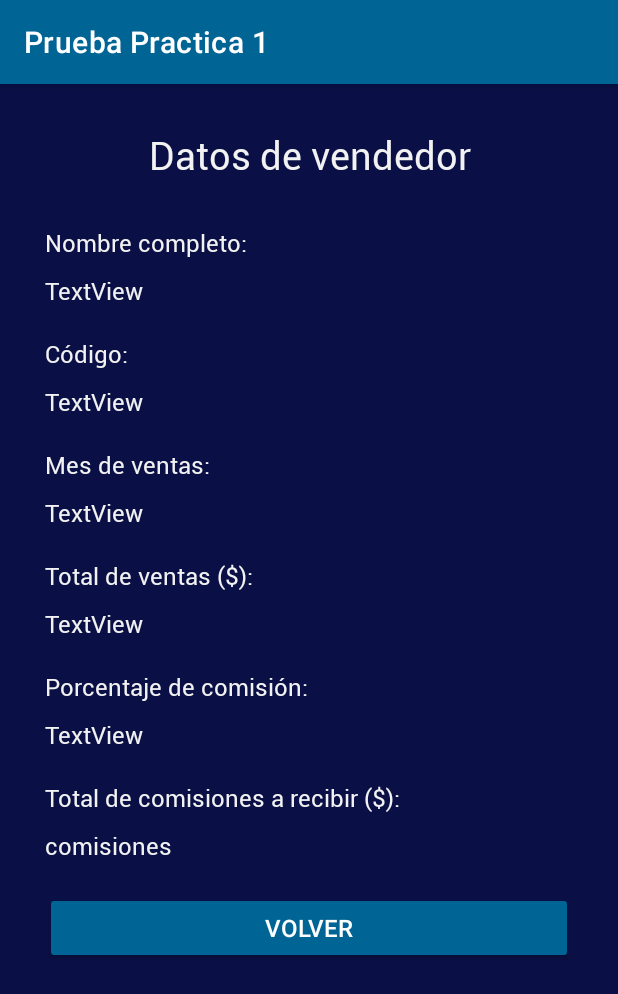
After one commit to Ernest00/Prueba_Practica_1_DSM_LA181955_MA181956, an Android app: the DatosVendedorActivity screen opened directly, with no data from a screen before it, on a phone screen of 412 x 824 dp. The commit adds this screen. Shown: the top 994 px of the screen. Run offline under Robolectric (Android 15) with nearby library versions, the phone set to English and light mode, and no system bars.

Commit message:
Agregando actividad para mostrar resultados de ventas

```diff
--- a/PruebaPractica1DSM_LA181955_MA181956/app/src/main/AndroidManifest.xml
+++ b/PruebaPractica1DSM_LA181955_MA181956/app/src/main/AndroidManifest.xml
@@ -12,17 +12,21 @@
         android:theme="@style/Theme.PruebaPractica1DSM_LA181955_MA181956"
         tools:targetApi="31">
         <activity
+            android:name=".DatosVendedorActivity"
+            android:exported="false" />
+        <activity
             android:name=".FichaVendedorActivity"
             android:exported="true">
             <intent-filter>
                 <action android:name="android.intent.action.MAIN" />
+
                 <category android:name="android.intent.category.LAUNCHER" />
             </intent-filter>
         </activity>
         <activity
             android:name=".EcuacionCuadraticaActivity"
             android:exported="true"
-            android:noHistory="true"></activity>
+            android:noHistory="true" />
         <activity
             android:name=".Opciones"
             android:exported="false"
@@ -31,8 +35,7 @@
             android:name=".MainActivity"
             android:exported="true"
             android:noHistory="true"
-            android:theme="@style/Theme.PruebaPractica1DSM_LA181955_MA181956.NoActionBar">
-        </activity>
+            android:theme="@style/Theme.PruebaPractica1DSM_LA181955_MA181956.NoActionBar"></activity>
     </application>
 
 </manifest>
--- /dev/null
+++ b/PruebaPractica1DSM_LA181955_MA181956/app/src/main/java/com/example/pruebapractica1dsm_la181955_ma181956/DatosVendedorActivity.kt
@@ -0,0 +1,11 @@
+package com.example.pruebapractica1dsm_la181955_ma181956
+
+import androidx.appcompat.app.AppCompatActivity
+import android.os.Bundle
+
+class DatosVendedorActivity : AppCompatActivity() {
+    override fun onCreate(savedInstanceState: Bundle?) {
+        super.onCreate(savedInstanceState)
+        setContentView(R.layout.activity_datos_vendedor)
+    }
+}
--- /dev/null
+++ b/PruebaPractica1DSM_LA181955_MA181956/app/src/main/res/layout/activity_datos_vendedor.xml
@@ -0,0 +1,177 @@
+<?xml version="1.0" encoding="utf-8"?>
+<androidx.constraintlayout.widget.ConstraintLayout xmlns:android="http://schemas.android.com/apk/res/android"
+    xmlns:app="http://schemas.android.com/apk/res-auto"
+    xmlns:tools="http://schemas.android.com/tools"
+    android:layout_width="match_parent"
+    android:layout_height="match_parent"
+    android:background="#0A1045"
+    android:padding="30sp"
+    tools:context=".DatosVendedorActivity">
+
+    <TextView
+        android:id="@+id/textView3"
+        android:layout_width="match_parent"
+        android:layout_height="wrap_content"
+        android:fontFamily="@font/roboto_regular"
+        android:text="Datos de vendedor"
+        android:textAlignment="center"
+        android:textColor="#f2f2f2"
+        android:textSize="25sp"
+        tools:layout_editor_absoluteX="0dp"
+        tools:layout_editor_absoluteY="2dp" />
+
+    <TextView
+        android:id="@+id/textView8"
+        android:layout_width="wrap_content"
+        android:layout_height="wrap_content"
+        android:layout_marginTop="30dp"
+        android:fontFamily="@font/roboto_regular"
+        android:text="Nombre completo:"
+        android:textColor="#f2f2f2"
+        android:textSize="16sp"
+        app:layout_constraintTop_toBottomOf="@+id/textView3"
+        tools:layout_editor_absoluteX="-1dp" />
+
+    <TextView
+        android:id="@+id/txtResCodigo"
+        android:layout_width="wrap_content"
+        android:layout_height="wrap_content"
+        android:layout_marginTop="10dp"
+        android:fontFamily="@font/roboto_regular"
+        android:text="TextView"
+        android:textColor="#f2f2f2"
+        android:textSize="16sp"
+        app:layout_constraintTop_toBottomOf="@+id/textView11"
+        tools:layout_editor_absoluteX="0dp" />
+
+    <TextView
+        android:id="@+id/txtResNombre"
+        android:layout_width="wrap_content"
+        android:layout_height="wrap_content"
+        android:layout_marginTop="10dp"
+        android:fontFamily="@font/roboto_regular"
+        android:text="TextView"
+        android:textColor="#f2f2f2"
+        android:textSize="16sp"
+        app:layout_constraintTop_toBottomOf="@+id/textView8"
+        tools:layout_editor_absoluteX="-2dp" />
+
+    <TextView
+        android:id="@+id/textView11"
+        android:layout_width="wrap_content"
+        android:layout_height="wrap_content"
+        android:layout_marginTop="20dp"
+        android:fontFamily="@font/roboto_regular"
+        android:text="Código:"
+        android:textColor="#f2f2f2"
+        android:textSize="16sp"
+        app:layout_constraintTop_toBottomOf="@+id/txtResNombre"
+        tools:layout_editor_absoluteX="-1dp" />
+
+    <TextView
+        android:id="@+id/txtResMes"
+        android:layout_width="wrap_content"
+        android:layout_height="wrap_content"
+        android:layout_marginTop="10dp"
+        android:fontFamily="@font/roboto_regular"
+        android:text="TextView"
+        android:textColor="#f2f2f2"
+        android:textSize="16sp"
+        app:layout_constraintTop_toBottomOf="@+id/textView13"
+        tools:layout_editor_absoluteX="1dp" />
+
+    <TextView
+        android:id="@+id/textView13"
+        android:layout_width="wrap_content"
+        android:layout_height="wrap_content"
+        android:layout_marginTop="20dp"
+        android:fontFamily="@font/roboto_regular"
+        android:text="Mes de ventas:"
+        android:textColor="#f2f2f2"
+        android:textSize="16sp"
+        app:layout_constraintTop_toBottomOf="@+id/txtResCodigo"
+        tools:layout_editor_absoluteX="0dp" />
+
+    <TextView
+        android:id="@+id/textView14"
+        android:layout_width="wrap_content"
+        android:layout_height="wrap_content"
+        android:layout_marginTop="20dp"
+        android:fontFamily="@font/roboto_regular"
+        android:text="Total de ventas ($):"
+        android:textColor="#f2f2f2"
+        android:textSize="16sp"
+        app:layout_constraintTop_toBottomOf="@+id/txtResMes"
+        tools:layout_editor_absoluteX="-1dp" />
+
+    <TextView
+        android:id="@+id/textView15"
+        android:layout_width="wrap_content"
+        android:layout_height="wrap_content"
+        android:layout_marginTop="20dp"
+        android:fontFamily="@font/roboto_regular"
+        android:text="Porcentaje de comisión:"
+        android:textColor="#f2f2f2"
+        android:textSize="16sp"
+        app:layout_constraintTop_toBottomOf="@+id/txtResVentas"
+        tools:layout_editor_absoluteX="0dp" />
+
+    <TextView
+        android:id="@+id/txtResPorcentaje"
+        android:layout_width="wrap_content"
+        android:layout_height="wrap_content"
+        android:layout_marginTop="10dp"
+        android:fontFamily="@font/roboto_regular"
+        android:text="TextView"
+        android:textColor="#f2f2f2"
+        android:textSize="16sp"
+        app:layout_constraintTop_toBottomOf="@+id/textView15"
+        tools:layout_editor_absoluteX="0dp" />
+
+    <TextView
+        android:id="@+id/txtResComisiones"
+        android:layout_width="wrap_content"
+        android:layout_height="wrap_content"
+        android:layout_marginTop="10dp"
+        android:fontFamily="@font/roboto_regular"
+        android:text="comisiones"
+        android:textColor="#f2f2f2"
+        android:textSize="16sp"
+        app:layout_constraintTop_toBottomOf="@+id/textView19"
+        tools:layout_editor_absoluteX="0dp" />
+
+    <TextView
+        android:id="@+id/textView19"
+        android:layout_width="wrap_content"
+        android:layout_height="wrap_content"
+        android:layout_marginTop="20dp"
+        android:fontFamily="@font/roboto_regular"
+        android:text="Total de comisiones a recibir ($):"
+        android:textColor="#f2f2f2"
+        android:textSize="16sp"
+        app:layout_constraintTop_toBottomOf="@+id/txtResPorcentaje"
+        tools:layout_editor_absoluteX="1dp" />
+
+    <TextView
+        android:id="@+id/txtResVentas"
+        android:layout_width="wrap_content"
+        android:layout_height="wrap_content"
+        android:layout_marginTop="10dp"
+        android:fontFamily="@font/roboto_regular"
+        android:text="TextView"
+        android:textColor="#f2f2f2"
+        android:textSize="16sp"
+        app:layout_constraintTop_toBottomOf="@+id/textView14"
+        tools:layout_editor_absoluteX="-1dp" />
+
+    <Button
+        android:id="@+id/btnVolver"
+        style="@style/Widget.AppCompat.Button"
+        android:layout_width="match_parent"
+        android:layout_height="wrap_content"
+        android:layout_marginTop="20dp"
+        android:text="Volver"
+        android:textSize="16sp"
+        app:layout_constraintTop_toBottomOf="@+id/txtResComisiones"
+        tools:layout_editor_absoluteX="31dp" />
+</androidx.constraintlayout.widget.ConstraintLayout>
--- a/PruebaPractica1DSM_LA181955_MA181956/app/src/main/res/layout/activity_ecuacion_cuadratica.xml
+++ b/PruebaPractica1DSM_LA181955_MA181956/app/src/main/res/layout/activity_ecuacion_cuadratica.xml
@@ -127,7 +127,7 @@
 
     <Button
         android:id="@+id/btnCalcular"
-        style="@style/Widget.Material3.Button"
+        style="@style/Widget.AppCompat.Button"
         android:layout_width="match_parent"
         android:layout_height="wrap_content"
         android:layout_marginTop="290sp"
@@ -135,5 +135,14 @@
         android:backgroundTintMode="add"
         android:text="Calcular"
         android:textColor="#f2f2f2"
-        android:textSize="17sp" />
+        android:textSize="16sp" />
+
+    <Button
+        android:id="@+id/btnVolverMenu2"
+        style="@style/Widget.AppCompat.Button"
+        android:layout_width="match_parent"
+        android:layout_height="wrap_content"
+        android:layout_marginTop="450sp"
+        android:text="Volver"
+        android:textSize="16sp" />
 </RelativeLayout>
--- a/PruebaPractica1DSM_LA181955_MA181956/app/src/main/res/layout/activity_ficha_vendedor.xml
+++ b/PruebaPractica1DSM_LA181955_MA181956/app/src/main/res/layout/activity_ficha_vendedor.xml
@@ -120,7 +120,7 @@
 
     <Button
         android:id="@+id/btnCalcularFicha"
-        style="@style/Widget.Material3.Button"
+        style="@style/Widget.AppCompat.Button"
         android:layout_width="match_parent"
         android:layout_height="wrap_content"
         android:layout_marginTop="30dp"
@@ -129,7 +129,7 @@
         android:backgroundTintMode="add"
         android:text="Calcular"
         android:textColor="#f2f2f2"
-        android:textSize="18sp"
+        android:textSize="16sp"
         app:layout_constraintTop_toBottomOf="@+id/listaMeses"
         tools:layout_editor_absoluteX="31dp" />
 
@@ -163,4 +163,15 @@
         app:layout_constraintTop_toBottomOf="@+id/txtTotalVentas"
         tools:layout_editor_absoluteX="3dp" />
 
+    <Button
+        android:id="@+id/btnVolverMenu1"
+        style="@style/Widget.AppCompat.Button"
+        android:layout_width="match_parent"
+        android:layout_height="wrap_content"
+        android:layout_marginTop="12dp"
+        android:text="Volver"
+        android:textSize="16sp"
+        app:layout_constraintTop_toBottomOf="@+id/btnCalcularFicha"
+        tools:layout_editor_absoluteX="0dp" />
+
 </androidx.constraintlayout.widget.ConstraintLayout>
```
